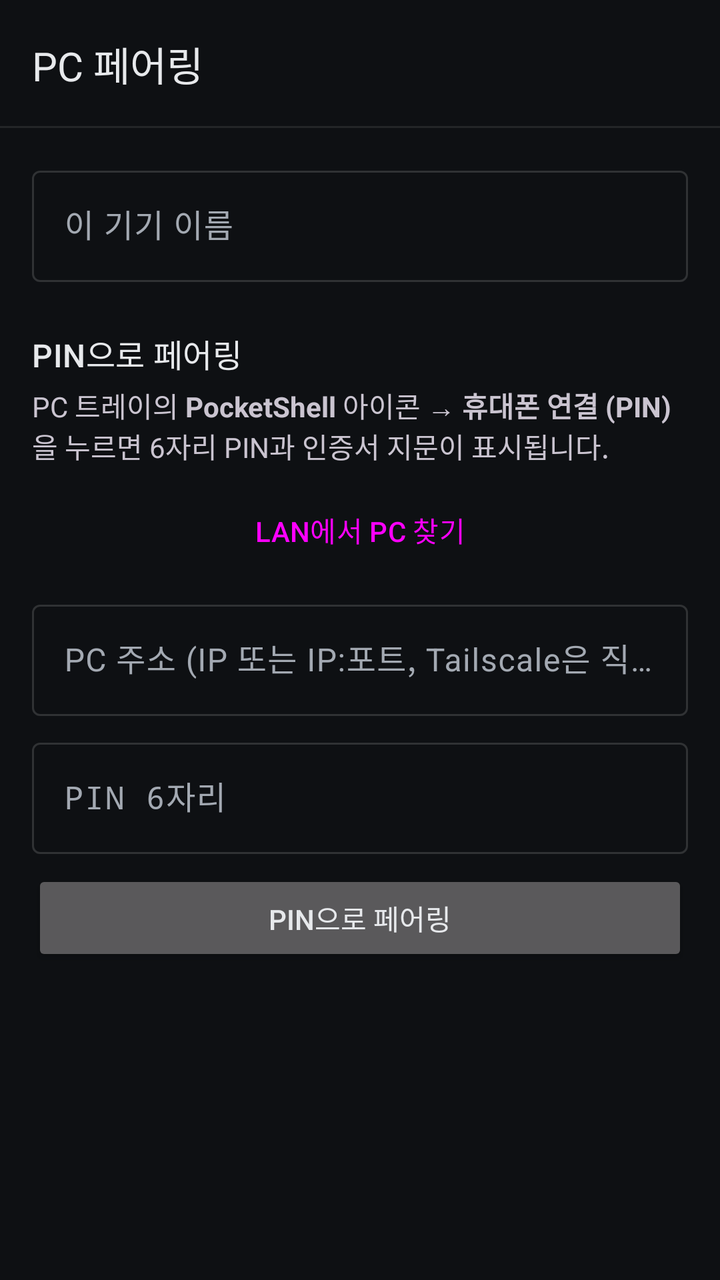
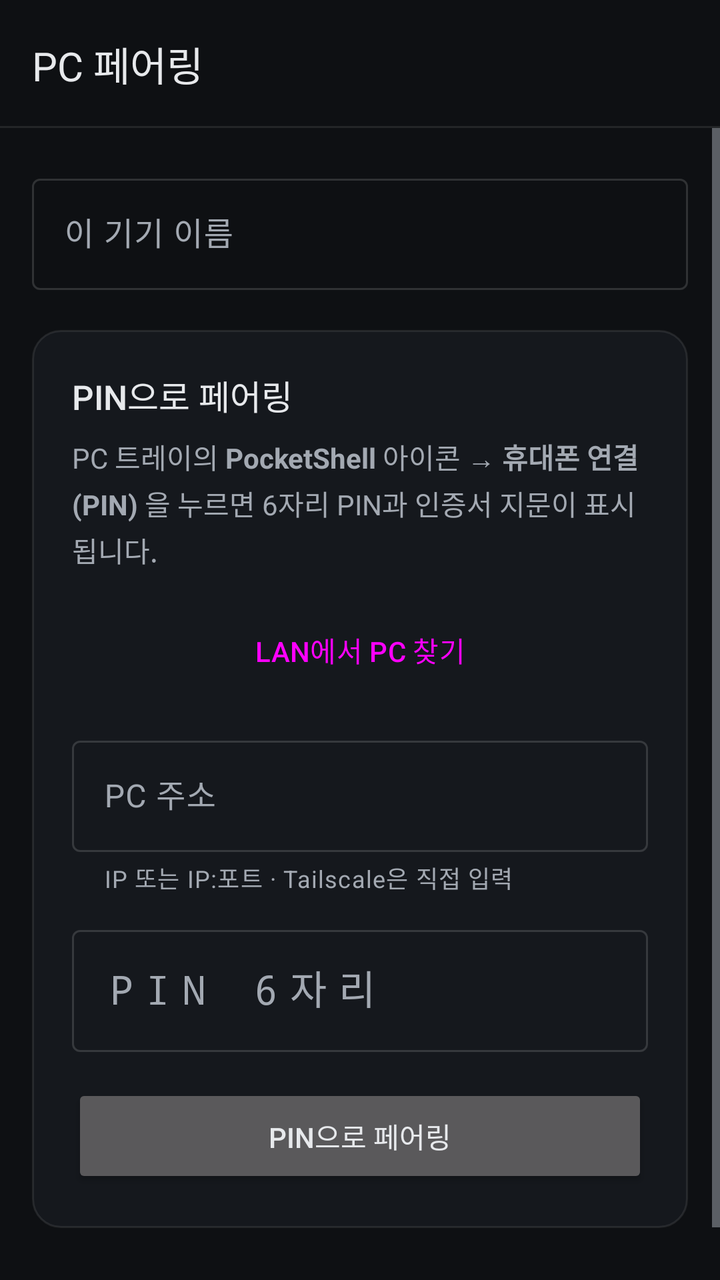

The first picture is an Android layout as it rendered before a commit; the second is the same layout after the commit. The layout source and the unified diff follow.
<!-- AndroidManifest.xml: application theme Theme.Mpta -->
<!-- res/layout/activity_pairing.xml -->
<?xml version="1.0" encoding="utf-8"?>
<LinearLayout xmlns:android="http://schemas.android.com/apk/res/android"
    xmlns:app="http://schemas.android.com/apk/res-auto"
    android:id="@+id/root"
    android:layout_width="match_parent"
    android:layout_height="match_parent"
    android:orientation="vertical">

    <com.google.android.material.appbar.MaterialToolbar
        android:id="@+id/toolbar"
        android:layout_width="match_parent"
        android:layout_height="?attr/actionBarSize"
        app:title="@string/pairing_title" />

    <ScrollView
        android:layout_width="match_parent"
        android:layout_height="match_parent">

        <LinearLayout
            android:layout_width="match_parent"
            android:layout_height="wrap_content"
            android:orientation="vertical"
            android:padding="16dp">

            <com.google.android.material.textfield.TextInputLayout
                android:layout_width="match_parent"
                android:layout_height="wrap_content"
                android:hint="@string/pairing_device_name">

                <com.google.android.material.textfield.TextInputEditText
                    android:id="@+id/deviceName"
                    android:layout_width="match_parent"
                    android:layout_height="wrap_content"
                    android:inputType="text"
                    android:maxLines="1" />
            </com.google.android.material.textfield.TextInputLayout>

            
            <TextView
                android:layout_width="match_parent"
                android:layout_height="wrap_content"
                android:layout_marginTop="24dp"
                android:text="@string/pin_section_title"
                android:textAppearance="?attr/textAppearanceTitleMedium" />

            <TextView
                android:layout_width="match_parent"
                android:layout_height="wrap_content"
                android:layout_marginTop="4dp"
                android:text="@string/pin_help" />

            <Button
                android:id="@+id/discoverButton"
                style="?attr/materialButtonOutlinedStyle"
                android:layout_width="match_parent"
                android:layout_height="wrap_content"
                android:layout_marginTop="8dp"
                android:text="@string/pin_discover" />

            <TextView
                android:id="@+id/discoverStatus"
                android:layout_width="match_parent"
                android:layout_height="wrap_content"
                android:visibility="gone" />

            <LinearLayout
                android:id="@+id/discoveredList"
                android:layout_width="match_parent"
                android:layout_height="wrap_content"
                android:orientation="vertical" />

            <com.google.android.material.textfield.TextInputLayout
                android:layout_width="match_parent"
                android:layout_height="wrap_content"
                android:layout_marginTop="8dp"
                android:hint="@string/pin_address_hint">

                <com.google.android.material.textfield.TextInputEditText
                    android:id="@+id/hostAddress"
                    android:layout_width="match_parent"
                    android:layout_height="wrap_content"
                    android:inputType="textUri|textNoSuggestions"
                    android:maxLines="1" />
            </com.google.android.material.textfield.TextInputLayout>

            <com.google.android.material.textfield.TextInputLayout
                android:layout_width="match_parent"
                android:layout_height="wrap_content"
                android:layout_marginTop="8dp"
                android:hint="@string/pin_input_hint">

                <com.google.android.material.textfield.TextInputEditText
                    android:id="@+id/pinInput"
                    android:layout_width="match_parent"
                    android:layout_height="wrap_content"
                    android:inputType="number"
                    android:maxLength="6"
                    android:maxLines="1"
                    android:typeface="monospace" />
            </com.google.android.material.textfield.TextInputLayout>

            <Button
                android:id="@+id/pinPairButton"
                android:layout_width="match_parent"
                android:layout_height="wrap_content"
                android:layout_marginTop="8dp"
                android:text="@string/pin_pair_button" />

            <TextView
                android:id="@+id/status"
                android:layout_width="match_parent"
                android:layout_height="wrap_content"
                android:layout_marginTop="8dp" />
        </LinearLayout>
    </ScrollView>
</LinearLayout>
<!-- resources referenced by this layout -->
<resources>
  <string name="pairing_device_name">이 기기 이름</string>
  <string name="pairing_title">PC 페어링</string>
  <string name="pin_address_hint">PC 주소 (IP 또는 IP:포트, Tailscale은 직접 입력)</string>
  <string name="pin_discover">LAN에서 PC 찾기</string>
  <string name="pin_help">PC 트레이의 <b>PocketShell</b> 아이콘 → <b>휴대폰 연결 (PIN)</b> 을 누르면 6자리 PIN과 인증서 지문이 표시됩니다.</string>
  <string name="pin_input_hint">PIN 6자리</string>
  <string name="pin_pair_button">PIN으로 페어링</string>
  <string name="pin_section_title">PIN으로 페어링</string>
  <color name="accent">#7FA9D8</color>
  <color name="accent_on">#0E1013</color>
  <color name="accent_container">#1F3147</color>
  <color name="accent_on_container">#D5E3F4</color>
  <color name="text_secondary">#A3A9B2</color>
  <color name="ink_3">#232830</color>
  <color name="ink_0">#0E1013</color>
  <color name="text_primary">#E7E9EC</color>
  <color name="ink_1">#15181D</color>
  <color name="ink_2">#1B1F25</color>
  <color name="hairline_strong">#24FFFFFF</color>
  <color name="hairline">#17FFFFFF</color>
  <color name="ripple">#1FFFFFFF</color>
  <style name="Widget.Mpta.Toolbar" parent="Widget.Material3.Toolbar">
          <item name="android:background">@drawable/bg_appbar</item>
          <item name="titleTextAppearance">@style/TextAppearance.Mpta.Title</item>
          <item name="titleTextColor">@color/text_primary</item>
      </style>
  <style name="Widget.Mpta.PopupMenu" parent="Widget.Material3.PopupMenu">
          <item name="android:popupBackground">@drawable/bg_popup</item>
          <item name="android:popupElevation">8dp</item>
      </style>
  <style name="ThemeOverlay.Mpta.Dialog" parent="ThemeOverlay.Material3.Dialog.Alert">
          <item name="android:windowBackground">@drawable/bg_dialog</item>
          <item name="colorPrimary">@color/accent</item>
          <item name="colorAccent">@color/accent</item>
          <item name="android:textColorPrimary">@color/text_primary</item>
          <item name="android:textColorSecondary">@color/text_secondary</item>
      </style>
  <!-- drawable bg_appbar (drawable) -->
  <?xml version="1.0" encoding="utf-8"?>
  <layer-list xmlns:android="http://schemas.android.com/apk/res/android">
      <item><shape><solid android:color="@color/hairline" /></shape></item>
      <item android:bottom="1dp"><shape><solid android:color="@color/ink_0" /></shape></item>
  </layer-list>
  <style name="TextAppearance.Mpta.Title" parent="TextAppearance.Material3.TitleLarge">
          <item name="android:textSize">20sp</item>
          <item name="android:fontFamily">sans-serif-medium</item>
          <item name="android:textColor">@color/text_primary</item>
      </style>
  <!-- drawable bg_popup (drawable) -->
  <?xml version="1.0" encoding="utf-8"?>
  <shape xmlns:android="http://schemas.android.com/apk/res/android">
      <corners android:radius="12dp" />
      <solid android:color="@color/ink_2" />
      <stroke android:width="1dp" android:color="@color/hairline_strong" />
      <padding android:top="4dp" android:bottom="4dp" />
  </shape>
  <!-- drawable bg_dialog (drawable) -->
  <?xml version="1.0" encoding="utf-8"?>
  <inset xmlns:android="http://schemas.android.com/apk/res/android"
      android:insetLeft="20dp" android:insetRight="20dp" android:insetTop="24dp" android:insetBottom="24dp">
      <shape>
          <corners android:radius="20dp" />
          <solid android:color="@color/ink_2" />
          <stroke android:width="1dp" android:color="@color/hairline_strong" />
      </shape>
  </inset>
  <!-- unchanged entries left out for length: 1 -->
</resources>

<!-- the commit's change to res/layout/activity_pairing.xml (unified diff, before → after) -->
@@ -20,9 +20,13 @@
             android:layout_width="match_parent"
             android:layout_height="wrap_content"
             android:orientation="vertical"
-            android:padding="16dp">
+            android:paddingStart="16dp"
+            android:paddingTop="20dp"
+            android:paddingEnd="16dp"
+            android:paddingBottom="24dp">
 
             <com.google.android.material.textfield.TextInputLayout
+                style="?attr/textInputOutlinedStyle"
                 android:layout_width="match_parent"
                 android:layout_height="wrap_content"
                 android:hint="@string/pairing_device_name">
@@ -36,81 +40,106 @@
             </com.google.android.material.textfield.TextInputLayout>
 
             
-            <TextView
+            <LinearLayout
                 android:layout_width="match_parent"
                 android:layout_height="wrap_content"
-                android:layout_marginTop="24dp"
-                android:text="@string/pin_section_title"
-                android:textAppearance="?attr/textAppearanceTitleMedium" />
+                android:layout_marginTop="20dp"
+                android:background="@drawable/shape_card"
+                android:orientation="vertical"
+                android:padding="20dp">
 
-            <TextView
-                android:layout_width="match_parent"
-                android:layout_height="wrap_content"
-                android:layout_marginTop="4dp"
-                android:text="@string/pin_help" />
-
-            <Button
-                android:id="@+id/discoverButton"
-                style="?attr/materialButtonOutlinedStyle"
-                android:layout_width="match_parent"
-                android:layout_height="wrap_content"
-                android:layout_marginTop="8dp"
-                android:text="@string/pin_discover" />
-
-            <TextView
-                android:id="@+id/discoverStatus"
-                android:layout_width="match_parent"
-                android:layout_height="wrap_content"
-                android:visibility="gone" />
-
-            <LinearLayout
-                android:id="@+id/discoveredList"
-                android:layout_width="match_parent"
-                android:layout_height="wrap_content"
-                android:orientation="vertical" />
-
-            <com.google.android.material.textfield.TextInputLayout
-                android:layout_width="match_parent"
-                android:layout_height="wrap_content"
-                android:layout_marginTop="8dp"
-                android:hint="@string/pin_address_hint">
-
-                <com.google.android.material.textfield.TextInputEditText
-                    android:id="@+id/hostAddress"
+                <TextView
                     android:layout_width="match_parent"
                     android:layout_height="wrap_content"
-                    android:inputType="textUri|textNoSuggestions"
-                    android:maxLines="1" />
-            </com.google.android.material.textfield.TextInputLayout>
+                    android:fontFamily="sans-serif-medium"
+                    android:text="@string/pin_section_title"
+                    android:textColor="@color/text_primary"
+                    android:textSize="17sp" />
 
-            <com.google.android.material.textfield.TextInputLayout
-                android:layout_width="match_parent"
-                android:layout_height="wrap_content"
-                android:layout_marginTop="8dp"
-                android:hint="@string/pin_input_hint">
-
-                <com.google.android.material.textfield.TextInputEditText
-                    android:id="@+id/pinInput"
+                <TextView
                     android:layout_width="match_parent"
                     android:layout_height="wrap_content"
-                    android:inputType="number"
-                    android:maxLength="6"
-                    android:maxLines="1"
-                    android:typeface="monospace" />
-            </com.google.android.material.textfield.TextInputLayout>
+                    android:layout_marginTop="8dp"
+                    android:lineSpacingMultiplier="1.15"
+                    android:text="@string/pin_help"
+                    android:textColor="@color/text_secondary"
+                    android:textSize="14sp" />
 
-            <Button
-                android:id="@+id/pinPairButton"
-                android:layout_width="match_parent"
-                android:layout_height="wrap_content"
-                android:layout_marginTop="8dp"
-                android:text="@string/pin_pair_button" />
+                <Button
+                    android:id="@+id/discoverButton"
+                    style="?attr/materialButtonOutlinedStyle"
+                    android:layout_width="match_parent"
+                    android:layout_height="48dp"
+                    android:layout_marginTop="16dp"
+                    android:text="@string/pin_discover" />
+
+                <TextView
+                    android:id="@+id/discoverStatus"
+                    android:layout_width="match_parent"
+                    android:layout_height="wrap_content"
+                    android:layout_marginTop="8dp"
+                    android:textColor="@color/text_muted"
+                    android:textSize="13sp"
+                    android:visibility="gone" />
+
+                <LinearLayout
+                    android:id="@+id/discoveredList"
+                    android:layout_width="match_parent"
+                    android:layout_height="wrap_content"
+                    android:orientation="vertical" />
+
+                <com.google.android.material.textfield.TextInputLayout
+                    style="?attr/textInputOutlinedStyle"
+                    android:layout_width="match_parent"
+                    android:layout_height="wrap_content"
+                    android:layout_marginTop="16dp"
+                    android:hint="@string/pin_address_hint"
+                    app:helperText="@string/pin_address_help">
+
+                    <com.google.android.material.textfield.TextInputEditText
+                        android:id="@+id/hostAddress"
+                        android:layout_width="match_parent"
+                        android:layout_height="wrap_content"
+                        android:inputType="textUri|textNoSuggestions"
+                        android:maxLines="1" />
+                </com.google.android.material.textfield.TextInputLayout>
+
+                <com.google.android.material.textfield.TextInputLayout
+                    style="?attr/textInputOutlinedStyle"
+                    android:layout_width="match_parent"
+                    android:layout_height="wrap_content"
+                    android:layout_marginTop="12dp"
+                    android:hint="@string/pin_input_hint">
+
+                    <com.google.android.material.textfield.TextInputEditText
+                        android:id="@+id/pinInput"
+                        android:layout_width="match_parent"
+                        android:layout_height="wrap_content"
+                        android:fontFamily="monospace"
+                        android:inputType="number"
+                        android:letterSpacing="0.3"
+                        android:maxLength="6"
+                        android:maxLines="1"
+                        android:textSize="20sp" />
+                </com.google.android.material.textfield.TextInputLayout>
+
+                <Button
+                    android:id="@+id/pinPairButton"
+                    android:layout_width="match_parent"
+                    android:layout_height="52dp"
+                    android:layout_marginTop="16dp"
+                    android:text="@string/pin_pair_button" />
+            </LinearLayout>
 
             <TextView
                 android:id="@+id/status"
                 android:layout_width="match_parent"
                 android:layout_height="wrap_content"
-                android:layout_marginTop="8dp" />
+                android:layout_marginTop="12dp"
+                android:paddingStart="4dp"
+                android:paddingEnd="4dp"
+                android:textColor="@color/text_secondary"
+                android:textSize="13sp" />
         </LinearLayout>
     </ScrollView>
 </LinearLayout>
<!-- resource entries referenced after the edit -->
@@ -1,8 +1,10 @@
 <!-- resources referenced by this layout -->
 <resources>
+  <color name="text_muted">#6C737E</color>
   <string name="pairing_device_name">이 기기 이름</string>
   <string name="pairing_title">PC 페어링</string>
-  <string name="pin_address_hint">PC 주소 (IP 또는 IP:포트, Tailscale은 직접 입력)</string>
+  <string name="pin_address_help">IP 또는 IP:포트 · Tailscale은 직접 입력</string>
+  <string name="pin_address_hint">PC 주소</string>
   <string name="pin_discover">LAN에서 PC 찾기</string>
   <string name="pin_help">PC 트레이의 <b>PocketShell</b> 아이콘 → <b>휴대폰 연결 (PIN)</b> 을 누르면 6자리 PIN과 인증서 지문이 표시됩니다.</string>
   <string name="pin_input_hint">PIN 6자리</string>
@@ -13,6 +15,13 @@
   <color name="accent_container">#1F3147</color>
   <color name="accent_on_container">#D5E3F4</color>
   <color name="text_secondary">#A3A9B2</color>
+  <!-- drawable shape_card (drawable) -->
+  <?xml version="1.0" encoding="utf-8"?>
+  <shape xmlns:android="http://schemas.android.com/apk/res/android">
+      <corners android:radius="14dp" />
+      <solid android:color="@color/ink_1" />
+      <stroke android:width="1dp" android:color="@color/hairline" />
+  </shape>
   <color name="ink_3">#232830</color>
   <color name="ink_0">#0E1013</color>
   <color name="text_primary">#E7E9EC</color>
